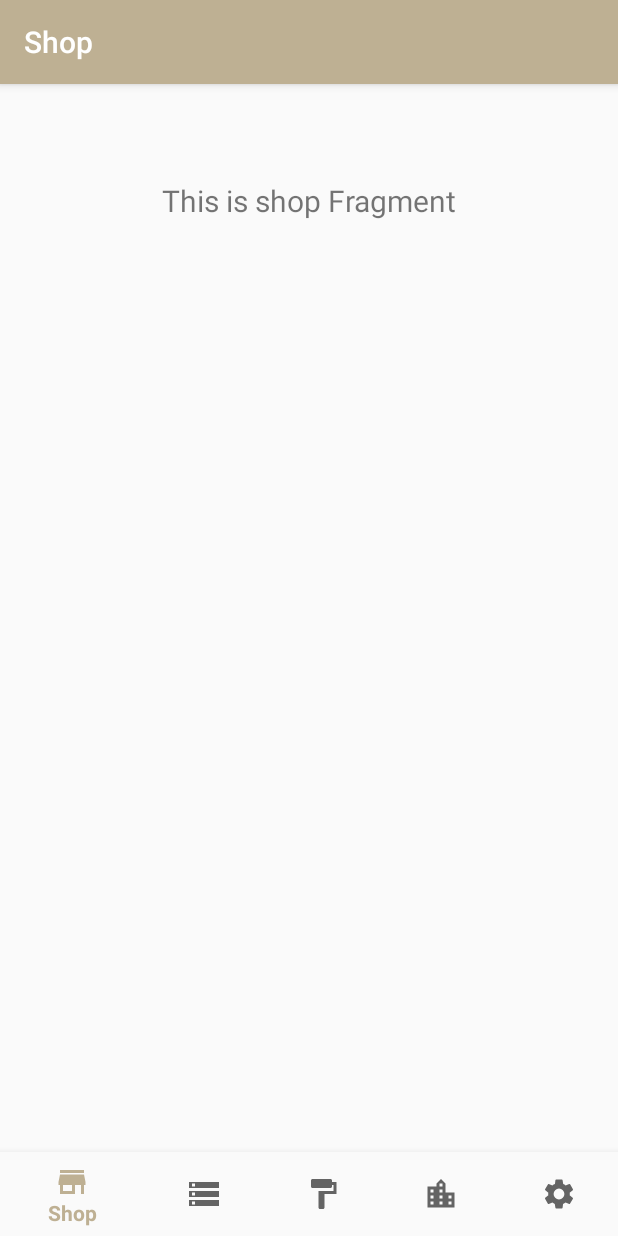
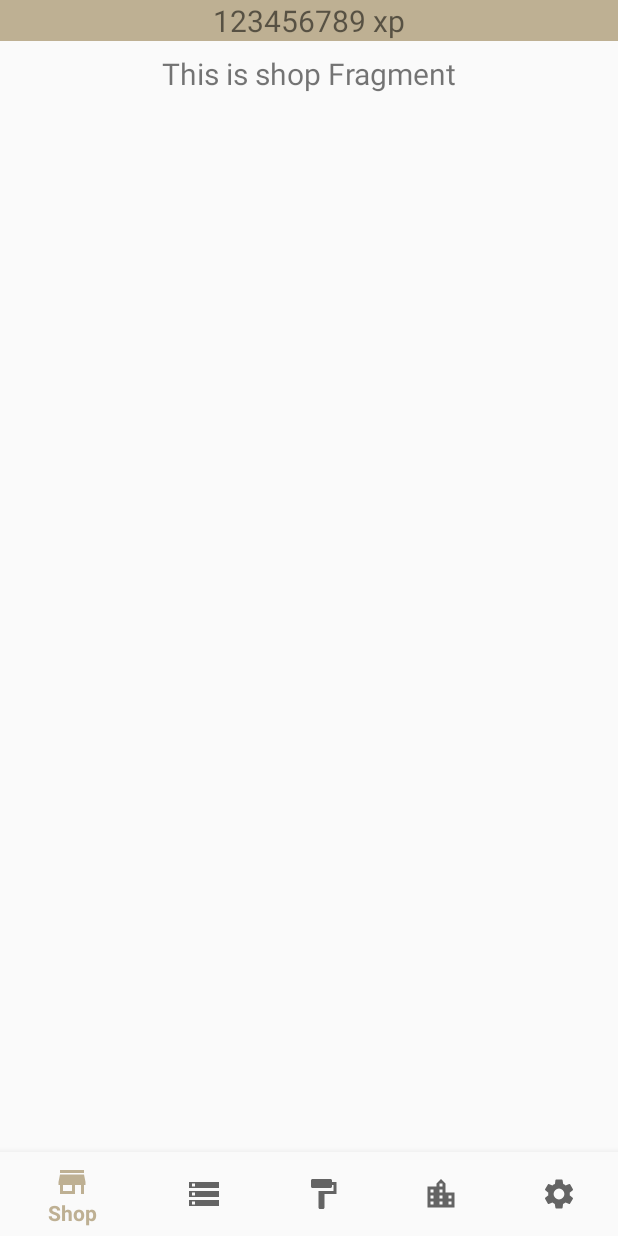
Before and after one commit to JakeSteam/PixelBookshop, an Android app: the screen it shows after launch (MainActivity), on a phone screen of 412 x 824 dp. Run offline under Robolectric (Android 15) with nearby library versions, the phone set to English and light mode, and no system bars; our stand-ins replace navigation-ui.

Commit message:
Adds PoC top bar, simplifies activity

```diff
--- a/app/src/main/java/uk/co/jakelee/pixelbookshop/MainActivity.kt
+++ b/app/src/main/java/uk/co/jakelee/pixelbookshop/MainActivity.kt
@@ -3,8 +3,6 @@ package uk.co.jakelee.pixelbookshop
 import android.os.Bundle
 import androidx.appcompat.app.AppCompatActivity
 import androidx.navigation.findNavController
-import androidx.navigation.ui.AppBarConfiguration
-import androidx.navigation.ui.setupActionBarWithNavController
 import androidx.navigation.ui.setupWithNavController
 import com.google.android.material.bottomnavigation.BottomNavigationView
 
@@ -13,17 +11,9 @@ class MainActivity : AppCompatActivity() {
     override fun onCreate(savedInstanceState: Bundle?) {
         super.onCreate(savedInstanceState)
         setContentView(R.layout.activity_main)
+
         val navView: BottomNavigationView = findViewById(R.id.nav_view)
-
         val navController = findNavController(R.id.nav_host_fragment)
-        // Passing each menu ID as a set of Ids because each
-        // menu should be considered as top level destinations.
-        val appBarConfiguration = AppBarConfiguration(
-            setOf(
-                R.id.navigation_shop, R.id.navigation_stock, R.id.navigation_customise, R.id.navigation_travel, R.id.navigation_settings
-            )
-        )
-        setupActionBarWithNavController(navController, appBarConfiguration)
         navView.setupWithNavController(navController)
     }
 }
--- /dev/null
+++ b/app/src/main/java/uk/co/jakelee/pixelbookshop/ui/status/StatusFragment.kt
@@ -0,0 +1,31 @@
+package uk.co.jakelee.pixelbookshop.ui.status
+
+import android.os.Bundle
+import android.view.LayoutInflater
+import android.view.View
+import android.view.ViewGroup
+import android.widget.TextView
+import androidx.fragment.app.Fragment
+import androidx.lifecycle.Observer
+import androidx.lifecycle.ViewModelProviders
+import uk.co.jakelee.pixelbookshop.R
+
+class StatusFragment : Fragment() {
+
+    private lateinit var statusViewModel: StatusViewModel
+
+    override fun onCreateView(
+        inflater: LayoutInflater,
+        container: ViewGroup?,
+        savedInstanceState: Bundle?
+    ): View? {
+        statusViewModel =
+            ViewModelProviders.of(this).get(StatusViewModel::class.java)
+        val root = inflater.inflate(R.layout.fragment_status, container, false)
+        val textView: TextView = root.findViewById(R.id.text_status)
+        statusViewModel.text.observe(this, Observer {
+            textView.text = it
+        })
+        return root
+    }
+}
--- /dev/null
+++ b/app/src/main/java/uk/co/jakelee/pixelbookshop/ui/status/StatusViewModel.kt
@@ -0,0 +1,13 @@
+package uk.co.jakelee.pixelbookshop.ui.status
+
+import androidx.lifecycle.LiveData
+import androidx.lifecycle.MutableLiveData
+import androidx.lifecycle.ViewModel
+
+class StatusViewModel : ViewModel() {
+
+    private val _text = MutableLiveData<String>().apply {
+        value = "123456789 xp"
+    }
+    val text: LiveData<String> = _text
+}
--- a/app/src/main/res/layout/activity_main.xml
+++ b/app/src/main/res/layout/activity_main.xml
@@ -3,8 +3,28 @@
     xmlns:app="http://schemas.android.com/apk/res-auto"
     android:id="@+id/container"
     android:layout_width="match_parent"
-    android:layout_height="match_parent"
-    android:paddingTop="?attr/actionBarSize">
+    android:layout_height="match_parent">
+
+    <fragment
+        android:id="@+id/status_fragment"
+        android:name="uk.co.jakelee.pixelbookshop.ui.status.StatusFragment"
+        android:layout_width="match_parent"
+        android:layout_height="wrap_content"
+        app:layout_constraintLeft_toLeftOf="parent"
+        app:layout_constraintRight_toRightOf="parent"
+        app:layout_constraintTop_toTopOf="parent" />
+
+    <fragment
+        android:id="@+id/nav_host_fragment"
+        android:name="androidx.navigation.fragment.NavHostFragment"
+        android:layout_width="match_parent"
+        android:layout_height="0dp"
+        app:defaultNavHost="true"
+        app:layout_constraintBottom_toTopOf="@id/nav_view"
+        app:layout_constraintLeft_toLeftOf="parent"
+        app:layout_constraintRight_toRightOf="parent"
+        app:layout_constraintTop_toBottomOf="@id/status_fragment"
+        app:navGraph="@navigation/mobile_navigation" />
 
     <com.google.android.material.bottomnavigation.BottomNavigationView
         android:id="@+id/nav_view"
@@ -18,16 +38,4 @@
         app:layout_constraintRight_toRightOf="parent"
         app:menu="@menu/bottom_nav_menu" />
 
-    <fragment
-        android:id="@+id/nav_host_fragment"
-        android:name="androidx.navigation.fragment.NavHostFragment"
-        android:layout_width="match_parent"
-        android:layout_height="match_parent"
-        app:defaultNavHost="true"
-        app:layout_constraintBottom_toTopOf="@id/nav_view"
-        app:layout_constraintLeft_toLeftOf="parent"
-        app:layout_constraintRight_toRightOf="parent"
-        app:layout_constraintTop_toTopOf="parent"
-        app:navGraph="@navigation/mobile_navigation" />
-
 </androidx.constraintlayout.widget.ConstraintLayout>
--- /dev/null
+++ b/app/src/main/res/layout/fragment_status.xml
@@ -0,0 +1,19 @@
+<?xml version="1.0" encoding="utf-8"?>
+<androidx.constraintlayout.widget.ConstraintLayout xmlns:android="http://schemas.android.com/apk/res/android"
+    xmlns:app="http://schemas.android.com/apk/res-auto"
+    android:layout_width="match_parent"
+    android:layout_height="match_parent"
+    android:background="@color/colorPrimary">
+
+    <TextView
+        android:id="@+id/text_status"
+        android:layout_width="match_parent"
+        android:layout_height="wrap_content"
+        android:layout_marginStart="8dp"
+        android:layout_marginEnd="8dp"
+        android:textAlignment="center"
+        android:textSize="20sp"
+        app:layout_constraintEnd_toEndOf="parent"
+        app:layout_constraintStart_toStartOf="parent"
+        app:layout_constraintTop_toTopOf="parent" />
+</androidx.constraintlayout.widget.ConstraintLayout>
--- a/app/src/main/res/values/styles.xml
+++ b/app/src/main/res/values/styles.xml
@@ -1,7 +1,7 @@
 <resources>
 
     <!-- Base application theme. -->
-    <style name="AppTheme" parent="Theme.AppCompat.Light.DarkActionBar">
+    <style name="AppTheme" parent="Theme.AppCompat.Light.NoActionBar">
         <!-- Customize your theme here. -->
         <item name="colorPrimary">@color/colorPrimary</item>
         <item name="colorPrimaryDark">@color/colorPrimaryDark</item>
```
